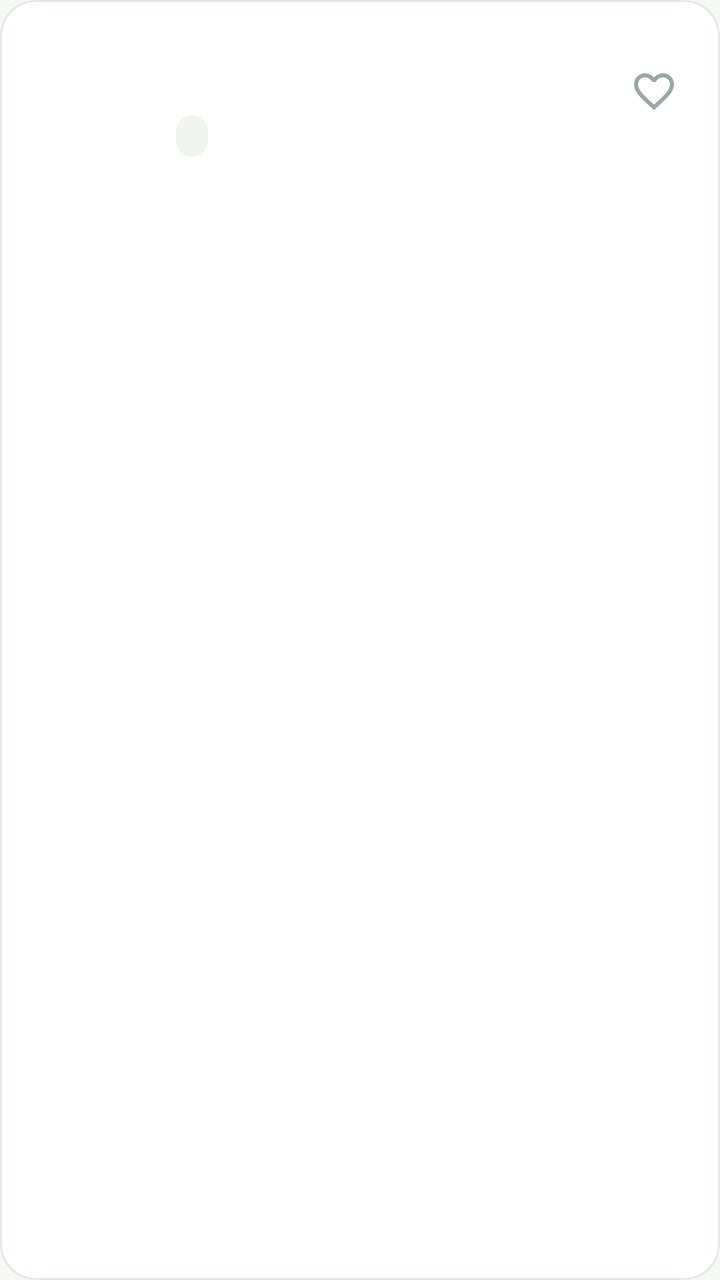
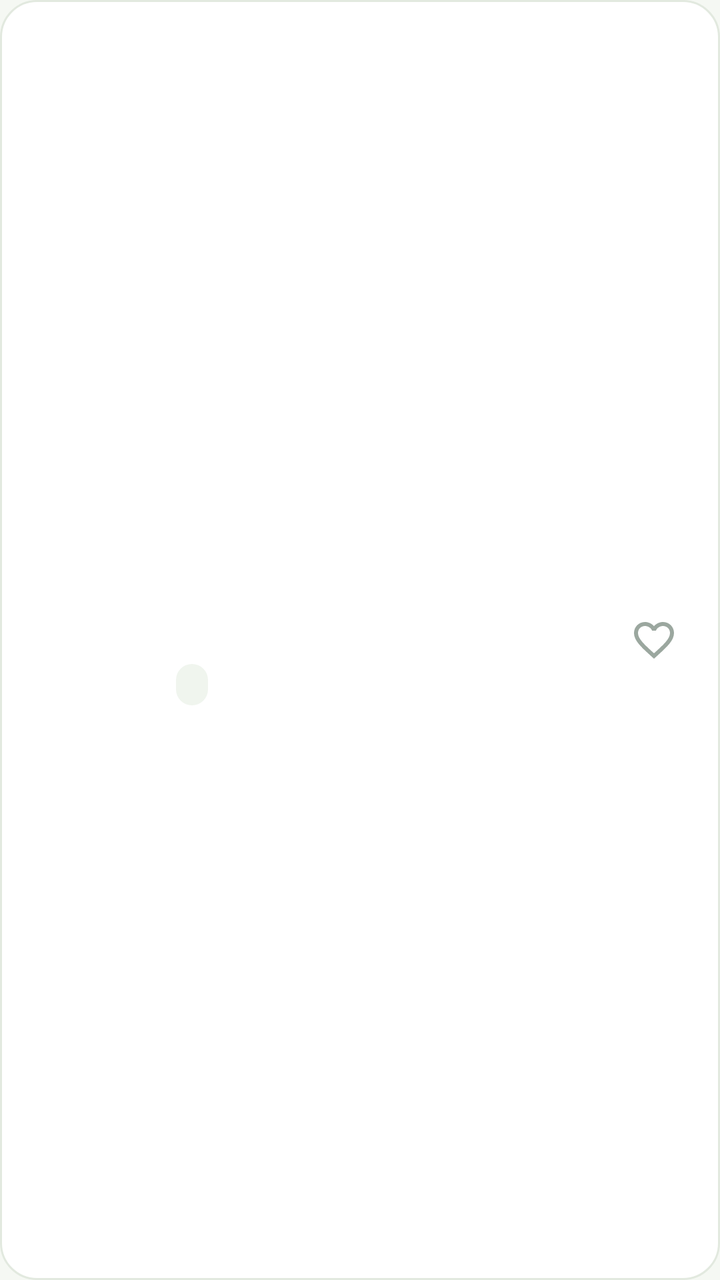

Two renders of the same Android screen: before a commit and after it. Below are the layout's source before the change and the commit's diff.
<!-- AndroidManifest.xml: application theme Theme.AgriSouk -->
<!-- res/layout/item_product.xml -->
<?xml version="1.0" encoding="utf-8"?>
<com.google.android.material.card.MaterialCardView xmlns:android="http://schemas.android.com/apk/res/android"
    xmlns:app="http://schemas.android.com/apk/res-auto"
    android:id="@+id/cardProduct"
    android:layout_width="match_parent"
    android:layout_height="wrap_content"
    android:layout_marginBottom="10dp"
    android:clickable="true"
    android:focusable="true"
    app:cardBackgroundColor="@color/surface"
    app:cardCornerRadius="18dp"
    app:cardElevation="0dp"
    app:rippleColor="@color/green_50"
    app:strokeColor="@color/outline"
    app:strokeWidth="1dp">

    <LinearLayout
        android:layout_width="match_parent"
        android:layout_height="wrap_content"
        android:gravity="center_vertical"
        android:orientation="horizontal"
        android:padding="12dp">

        <FrameLayout
            android:id="@+id/productThumb"
            android:layout_width="54dp"
            android:layout_height="54dp"
            android:background="@drawable/bg_circle">

            <ImageView
                android:id="@+id/ivProductIcon"
                android:layout_width="30dp"
                android:layout_height="30dp"
                android:layout_gravity="center"
                android:contentDescription="@string/cd_product_image" />
        </FrameLayout>

        <LinearLayout
            android:layout_width="0dp"
            android:layout_height="wrap_content"
            android:layout_marginStart="12dp"
            android:layout_marginEnd="4dp"
            android:layout_weight="1"
            android:orientation="vertical">

            <TextView
                android:id="@+id/tvProductName"
                android:layout_width="match_parent"
                android:layout_height="wrap_content"
                android:ellipsize="end"
                android:fontFamily="sans-serif-medium"
                android:maxLines="1"
                android:textColor="@color/ink_900"
                android:textSize="15sp"
                android:textStyle="bold" />

            <TextView
                android:id="@+id/tvProductMeta"
                android:layout_width="match_parent"
                android:layout_height="wrap_content"
                android:layout_marginTop="2dp"
                android:ellipsize="end"
                android:maxLines="1"
                android:textColor="@color/ink_500"
                android:textSize="12sp" />

            <LinearLayout
                android:layout_width="match_parent"
                android:layout_height="wrap_content"
                android:layout_marginTop="6dp"
                android:gravity="center_vertical"
                android:orientation="horizontal">

                <TextView
                    android:id="@+id/tvProductPrice"
                    android:layout_width="wrap_content"
                    android:layout_height="wrap_content"
                    android:fontFamily="sans-serif-medium"
                    android:textColor="@color/green_800"
                    android:textSize="17sp"
                    android:textStyle="bold" />

                <TextView
                    android:id="@+id/tvProductUnit"
                    android:layout_width="wrap_content"
                    android:layout_height="wrap_content"
                    android:layout_marginStart="2dp"
                    android:textColor="@color/ink_500"
                    android:textSize="12sp" />

                <TextView
                    android:id="@+id/tvTrend"
                    android:layout_width="wrap_content"
                    android:layout_height="wrap_content"
                    android:layout_marginStart="8dp"
                    android:background="@drawable/bg_trend_stable"
                    android:paddingStart="8dp"
                    android:paddingTop="3dp"
                    android:paddingEnd="8dp"
                    android:paddingBottom="3dp"
                    android:textColor="@color/ink_500"
                    android:textSize="11sp"
                    android:textStyle="bold" />
            </LinearLayout>
        </LinearLayout>

        <ImageButton
            android:id="@+id/btnFavorite"
            android:layout_width="42dp"
            android:layout_height="42dp"
            android:background="?attr/selectableItemBackgroundBorderless"
            android:contentDescription="@string/cd_favorite"
            android:padding="9dp"
            android:scaleType="centerInside"
            android:src="@drawable/ic_favorite_border" />
    </LinearLayout>
</com.google.android.material.card.MaterialCardView>
<!-- resources referenced by this layout -->
<resources>
  <color name="green_50">#E8F5E9</color>
  <color name="green_800">#2E7D32</color>
  <color name="ink_500">#6B7A70</color>
  <color name="ink_900">#1C2923</color>
  <color name="outline">#E2E9DF</color>
  <color name="surface">#FFFFFF</color>
  <!-- drawable bg_circle (drawable) -->
  <?xml version="1.0" encoding="utf-8"?>
  <shape xmlns:android="http://schemas.android.com/apk/res/android"
      android:shape="oval">
      <solid android:color="@color/surface" />
  </shape>
  <!-- drawable bg_trend_stable (drawable) -->
  <?xml version="1.0" encoding="utf-8"?>
  <shape xmlns:android="http://schemas.android.com/apk/res/android"
      android:shape="rectangle">
      <solid android:color="@color/surface_alt" />
      <corners android:radius="8dp" />
  </shape>
  <string name="cd_favorite">Favori</string>
  <string name="cd_product_image">Image du produit</string>
  <color name="surface_alt">#F0F5EE</color>
  <color name="ink_300">#9BA79F</color>
  <color name="green_700">#388E3C</color>
  <color name="on_primary">@color/white</color>
  <color name="green_100">#C8E6C9</color>
  <color name="green_900">#1B5E20</color>
  <color name="amber_700">#EF6C00</color>
  <color name="on_secondary">@color/white</color>
  <color name="amber_100">#FFE0B2</color>
  <color name="brown_700">#5D4037</color>
  <color name="background">#F5F8F3</color>
  <color name="danger">#C62828</color>
  <color name="status_bar">@color/green_900</color>
  <style name="Widget.AgriSouk.Button" parent="Widget.Material3.Button">
          <item name="cornerRadius">14dp</item>
          <item name="android:minHeight">52dp</item>
          <item name="android:textSize">15sp</item>
          <item name="android:letterSpacing">0.01</item>
          <item name="android:textAllCaps">false</item>
      </style>
  <style name="ThemeOverlay.AgriSouk.BottomSheet" parent="ThemeOverlay.Material3.BottomSheetDialog">
          <item name="bottomSheetStyle">@style/Widget.AgriSouk.BottomSheet</item>
      </style>
  <color name="white">#FFFFFF</color>
  <style name="Widget.AgriSouk.BottomSheet" parent="Widget.Material3.BottomSheet.Modal">
          <item name="backgroundTint">@color/surface</item>
          <item name="shapeAppearance">@style/ShapeAppearance.AgriSouk.Sheet</item>
      </style>
  <style name="ShapeAppearance.AgriSouk.Sheet" parent="ShapeAppearance.Material3.LargeComponent">
          <item name="cornerFamily">rounded</item>
          <item name="cornerSizeTopLeft">20dp</item>
          <item name="cornerSizeTopRight">20dp</item>
          <item name="cornerSizeBottomLeft">0dp</item>
          <item name="cornerSizeBottomRight">0dp</item>
      </style>
  <!-- unchanged entries left out for length: 2 -->
</resources>

<!-- the commit's change to res/layout/item_product.xml (unified diff, before → after) -->
@@ -1,117 +1,106 @@
 <?xml version="1.0" encoding="utf-8"?>
-<com.google.android.material.card.MaterialCardView xmlns:android="http://schemas.android.com/apk/res/android"
-    xmlns:app="http://schemas.android.com/apk/res-auto"
+<LinearLayout xmlns:android="http://schemas.android.com/apk/res/android"
     android:id="@+id/cardProduct"
     android:layout_width="match_parent"
     android:layout_height="wrap_content"
     android:layout_marginBottom="10dp"
+    android:background="@drawable/bg_product_row"
     android:clickable="true"
     android:focusable="true"
-    app:cardBackgroundColor="@color/surface"
-    app:cardCornerRadius="18dp"
-    app:cardElevation="0dp"
-    app:rippleColor="@color/green_50"
-    app:strokeColor="@color/outline"
-    app:strokeWidth="1dp">
+    android:gravity="center_vertical"
+    android:orientation="horizontal"
+    android:padding="12dp">
+
+    <FrameLayout
+        android:id="@+id/productThumb"
+        android:layout_width="54dp"
+        android:layout_height="54dp"
+        android:background="@drawable/bg_circle">
+
+        <ImageView
+            android:id="@+id/ivProductIcon"
+            android:layout_width="30dp"
+            android:layout_height="30dp"
+            android:layout_gravity="center"
+            android:contentDescription="@string/cd_product_image" />
+    </FrameLayout>
 
     <LinearLayout
-        android:layout_width="match_parent"
+        android:layout_width="0dp"
         android:layout_height="wrap_content"
-        android:gravity="center_vertical"
-        android:orientation="horizontal"
-        android:padding="12dp">
+        android:layout_marginStart="12dp"
+        android:layout_marginEnd="4dp"
+        android:layout_weight="1"
+        android:orientation="vertical">
 
-        <FrameLayout
-            android:id="@+id/productThumb"
-            android:layout_width="54dp"
-            android:layout_height="54dp"
-            android:background="@drawable/bg_circle">
+        <TextView
+            android:id="@+id/tvProductName"
+            android:layout_width="match_parent"
+            android:layout_height="wrap_content"
+            android:ellipsize="end"
+            android:fontFamily="sans-serif-medium"
+            android:maxLines="1"
+            android:textColor="@color/ink_900"
+            android:textSize="15sp"
+            android:textStyle="bold" />
 
-            <ImageView
-                android:id="@+id/ivProductIcon"
-                android:layout_width="30dp"
-                android:layout_height="30dp"
-                android:layout_gravity="center"
-                android:contentDescription="@string/cd_product_image" />
-        </FrameLayout>
+        <TextView
+            android:id="@+id/tvProductMeta"
+            android:layout_width="match_parent"
+            android:layout_height="wrap_content"
+            android:layout_marginTop="2dp"
+            android:ellipsize="end"
+            android:maxLines="1"
+            android:textColor="@color/ink_500"
+            android:textSize="12sp" />
 
         <LinearLayout
-            android:layout_width="0dp"
+            android:layout_width="match_parent"
             android:layout_height="wrap_content"
-            android:layout_marginStart="12dp"
-            android:layout_marginEnd="4dp"
-            android:layout_weight="1"
-            android:orientation="vertical">
+            android:layout_marginTop="6dp"
+            android:gravity="center_vertical"
+            android:orientation="horizontal">
 
             <TextView
-                android:id="@+id/tvProductName"
-                android:layout_width="match_parent"
+                android:id="@+id/tvProductPrice"
+                android:layout_width="wrap_content"
                 android:layout_height="wrap_content"
-                android:ellipsize="end"
                 android:fontFamily="sans-serif-medium"
-                android:maxLines="1"
-                android:textColor="@color/ink_900"
-                android:textSize="15sp"
+                android:textColor="@color/green_800"
+                android:textSize="17sp"
                 android:textStyle="bold" />
 
             <TextView
-                android:id="@+id/tvProductMeta"
-                android:layout_width="match_parent"
+                android:id="@+id/tvProductUnit"
+                android:layout_width="wrap_content"
                 android:layout_height="wrap_content"
-                android:layout_marginTop="2dp"
-                android:ellipsize="end"
-                android:maxLines="1"
+                android:layout_marginStart="2dp"
                 android:textColor="@color/ink_500"
                 android:textSize="12sp" />
 
-            <LinearLayout
-                android:layout_width="match_parent"
+            <TextView
+                android:id="@+id/tvTrend"
+                android:layout_width="wrap_content"
                 android:layout_height="wrap_content"
-                android:layout_marginTop="6dp"
-                android:gravity="center_vertical"
-                android:orientation="horizontal">
+                android:layout_marginStart="8dp"
+                android:background="@drawable/bg_trend_stable"
+                android:paddingStart="8dp"
+                android:paddingTop="3dp"
+                android:paddingEnd="8dp"
+                android:paddingBottom="3dp"
+                android:textColor="@color/ink_500"
+                android:textSize="11sp"
+                android:textStyle="bold" />
+        </LinearLayout>
+    </LinearLayout>
 
-                <TextView
-                    android:id="@+id/tvProductPrice"
-                    android:layout_width="wrap_content"
-                    android:layout_height="wrap_content"
-                    android:fontFamily="sans-serif-medium"
-                    android:textColor="@color/green_800"
-                    android:textSize="17sp"
-                    android:textStyle="bold" />
-
-                <TextView
-                    android:id="@+id/tvProductUnit"
-                    android:layout_width="wrap_content"
-                    android:layout_height="wrap_content"
-                    android:layout_marginStart="2dp"
-                    android:textColor="@color/ink_500"
-                    android:textSize="12sp" />
-
-                <TextView
-                    android:id="@+id/tvTrend"
-                    android:layout_width="wrap_content"
-                    android:layout_height="wrap_content"
-                    android:layout_marginStart="8dp"
-                    android:background="@drawable/bg_trend_stable"
-                    android:paddingStart="8dp"
-                    android:paddingTop="3dp"
-                    android:paddingEnd="8dp"
-                    android:paddingBottom="3dp"
-                    android:textColor="@color/ink_500"
-                    android:textSize="11sp"
-                    android:textStyle="bold" />
-            </LinearLayout>
-        </LinearLayout>
-
-        <ImageButton
-            android:id="@+id/btnFavorite"
-            android:layout_width="42dp"
-            android:layout_height="42dp"
-            android:background="?attr/selectableItemBackgroundBorderless"
-            android:contentDescription="@string/cd_favorite"
-            android:padding="9dp"
-            android:scaleType="centerInside"
-            android:src="@drawable/ic_favorite_border" />
-    </LinearLayout>
-</com.google.android.material.card.MaterialCardView>
+    <ImageButton
+        android:id="@+id/btnFavorite"
+        android:layout_width="42dp"
+        android:layout_height="42dp"
+        android:background="?attr/selectableItemBackgroundBorderless"
+        android:contentDescription="@string/cd_favorite"
+        android:padding="9dp"
+        android:scaleType="centerInside"
+        android:src="@drawable/ic_favorite_border" />
+</LinearLayout>
<!-- resource entries referenced after the edit -->
@@ -12,6 +12,28 @@
       android:shape="oval">
       <solid android:color="@color/surface" />
   </shape>
+  <!-- drawable bg_product_row (drawable) -->
+  <?xml version="1.0" encoding="utf-8"?>
+  <ripple xmlns:android="http://schemas.android.com/apk/res/android"
+      android:color="@color/green_50">
+  
+      <item android:id="@android:id/mask">
+          <shape android:shape="rectangle">
+              <solid android:color="@android:color/white" />
+              <corners android:radius="18dp" />
+          </shape>
+      </item>
+  
+      <item>
+          <shape android:shape="rectangle">
+              <solid android:color="@color/surface" />
+              <corners android:radius="18dp" />
+              <stroke
+                  android:width="1dp"
+                  android:color="@color/outline" />
+          </shape>
+      </item>
+  </ripple>
   <!-- drawable bg_trend_stable (drawable) -->
   <?xml version="1.0" encoding="utf-8"?>
   <shape xmlns:android="http://schemas.android.com/apk/res/android"
